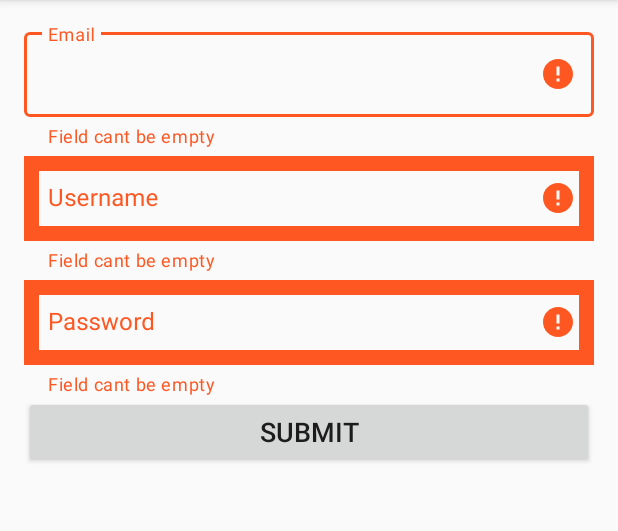
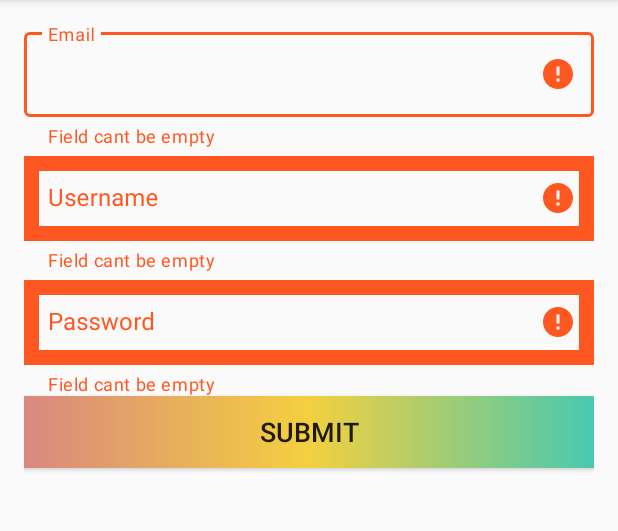
Before and after one commit to Nadeem8169/Kotlin, an Android app: the screen it shows after launch (MainActivity), after a tap on "SUBMIT", on a phone screen of 412 x 824 dp, the part 84-615 px from its top. Run offline under Robolectric (Android 15) with nearby library versions, the phone set to English and light mode, and no system bars.

```diff
--- a/app/build.gradle
+++ b/app/build.gradle
@@ -8,7 +8,7 @@ android {
     compileSdkVersion 28
     defaultConfig {
         applicationId "com.example.login"
-        minSdkVersion 15
+        minSdkVersion 16
         targetSdkVersion 28
         versionCode 1
         versionName "1.0"
--- a/app/src/main/java/com/example/login/MainActivity.kt
+++ b/app/src/main/java/com/example/login/MainActivity.kt
@@ -1,5 +1,6 @@
 package com.example.login
 
+import android.graphics.drawable.GradientDrawable
 import androidx.appcompat.app.AppCompatActivity
 import android.os.Bundle
 import com.google.android.material.textfield.TextInputLayout
@@ -8,58 +9,68 @@ import android.util.Patterns
 import android.view.View
 import android.widget.Button
 import android.widget.Toast
+import kotlinx.android.synthetic.main.activity_main.*
 import kotlinx.android.synthetic.main.activity_main.view.*
 import java.util.regex.Pattern
 
 class MainActivity : AppCompatActivity() {
 
-    private lateinit var textInputEmail: TextInputLayout
-    private lateinit var textInputUserName: TextInputLayout
-    private lateinit var textInputPassword: TextInputLayout
-    private lateinit var ClickButton: Button
 
     override fun onCreate(savedInstanceState: Bundle?) {
         super.onCreate(savedInstanceState)
         setContentView(R.layout.activity_main)
 
-        textInputEmail =  findViewById(R.id.inputEmail) as TextInputLayout
-        textInputUserName = findViewById(R.id.inputUsername) as TextInputLayout
-        textInputPassword = findViewById(R.id.inputpassword) as TextInputLayout
+
+        // This method invoke when you click sunbmit button
+        submit.setOnClickListener(View.OnClickListener {
+            if (validEmail() and validUserName() and validPassword()) {
+
+                Toast.makeText(this, "Login Successfull", Toast.LENGTH_SHORT).show()
+                inputEmail.textEmail.setText(null)
+                inputpassword.textPassword.setText(null)
+                inputUsername.textUsername.setText(null)
+            }
+
+
+        })
+
+        submit.background=gradientDrawable
+
 
 
     }
 
     //Validation for the Email
     private fun validEmail(): Boolean {
-        var Email: String = textInputEmail.textEmail.text.toString()
+        var Email: String = inputEmail.textEmail.text.toString()
         if (Email.isEmpty()) {
-            textInputEmail.setError("Field cant be empty")
+            inputEmail.setError("Field cant be empty")
             return false
         } else {
 
             if(!Patterns.EMAIL_ADDRESS.matcher(Email).matches() ){
-                textInputEmail.setError("Please enter valid Email Address")
+                inputEmail.setError("Please enter valid Email Address")
                 return false
             }
             else
-             textInputEmail.setError(null)
+             inputEmail.setError(null)
              return true
         }
     }
 
     //Validation for the UserName
     private fun validUserName(): Boolean {
-        var UserName: String = textInputUserName.textUsername.text.toString()
+        var UserName: String = inputUsername.textUsername.text.toString()
         if (UserName.isEmpty()) {
-            textInputUserName.setError("Field cant be empty")
+            inputUsername.setError("Field cant be empty")
             return false
         } else {
             if (UserName.equals("admin", false)) {
-                textInputUserName.setError(null)
+                inputUsername.setError(null)
                 return true
 
             } else {
-                textInputUserName.setError("Invalid Password")
+                inputUsername.setError("Invalid Password")
                 return false
             }
         }
@@ -68,32 +79,30 @@ class MainActivity : AppCompatActivity() {
 
     //Validation for the Password
     private fun validPassword(): Boolean {
-        var UserName: String = textInputPassword.textPassword.text.toString()
+        var UserName: String = inputpassword.textPassword.text.toString()
         if (UserName.isEmpty()) {
-            textInputPassword.setError("Field cant be empty")
+            inputpassword.setError("Field cant be empty")
             return false
         } else {
             if(UserName.equals("admin",false)) {
-                textInputPassword.setError(null)
+                inputpassword.setError(null)
                 return true
             }else
-                textInputPassword.setError("Invalid Passowrd")
+                inputpassword.setError("Invalid Passowrd")
                  return false
 
 
         }
     }
-    //this methode invoke when you click the submit button and
-    fun confirmInput(view:View){
-        if (validEmail() and validUserName() and validPassword()) {
 
-            Toast.makeText(this, "Login Successfull", Toast.LENGTH_SHORT).show()
-            textInputEmail.textEmail.setText(null)
-            textInputPassword.textPassword.setText(null)
-            textInputUserName.textUsername.setText(null)
-        }
+
+  val gradientDrawable=GradientDrawable(GradientDrawable.Orientation.LEFT_RIGHT,
+                                 intArrayOf(0XFFD98880.toInt(),0XFFF4D03F.toInt(),0XFF48C9B0.toInt()))
 
 
 
-    }
+
+
+
+
 }
--- a/app/src/main/res/layout/activity_main.xml
+++ b/app/src/main/res/layout/activity_main.xml
@@ -68,7 +68,6 @@
     <Button android:layout_width="match_parent"
             android:layout_height="wrap_content"
             android:id="@+id/submit"
-            android:onClick="confirmInput"
             android:text="submit"
             android:textSize="18dp"/>
 
```
